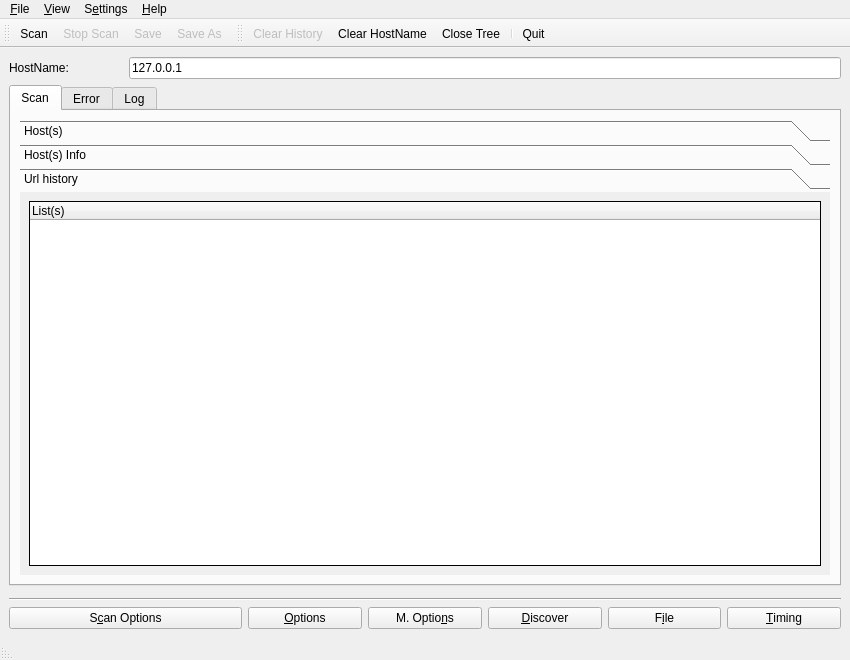
nmapsi4/nmapsi4, file nmapsi4/mainwin.ui: the form before one commit.
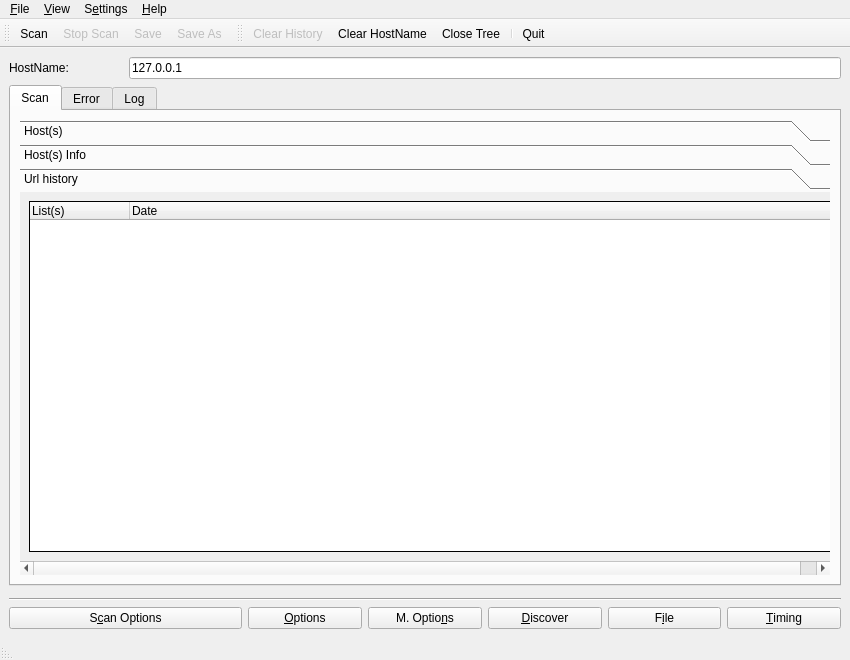
The form after the commit. The open tabs and pages were chosen to show the change. Icons and pictures are not drawn.

Diff of the .ui file:
```diff
--- a/nmapsi4/mainwin.ui
+++ b/nmapsi4/mainwin.ui
@@ -281,6 +281,12 @@
            <layout class="QVBoxLayout" name="verticalLayout_4" >
             <item>
              <widget class="QTreeWidget" name="treeLogH" >
+              <property name="minimumSize" >
+               <size>
+                <width>808</width>
+                <height>316</height>
+               </size>
+              </property>
               <property name="frameShape" >
                <enum>QFrame::Box</enum>
               </property>
@@ -298,6 +304,11 @@
                 <string>List(s)</string>
                </property>
               </column>
+              <column>
+               <property name="text" >
+                <string>Date</string>
+               </property>
+              </column>
              </widget>
             </item>
            </layout>
```
